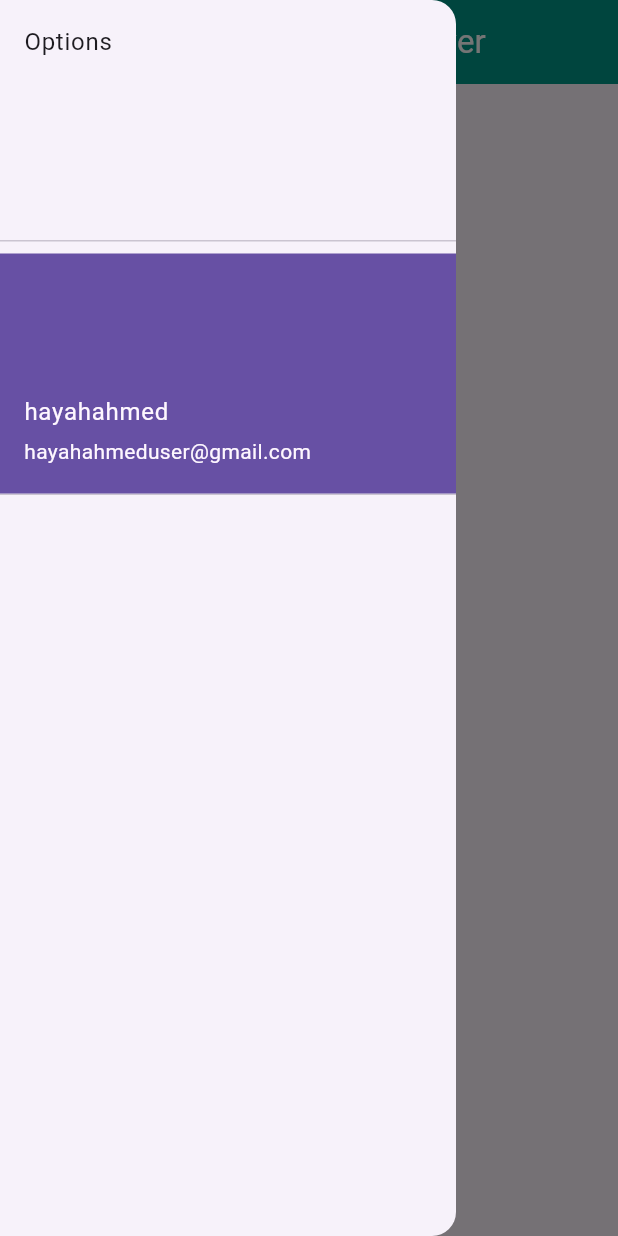
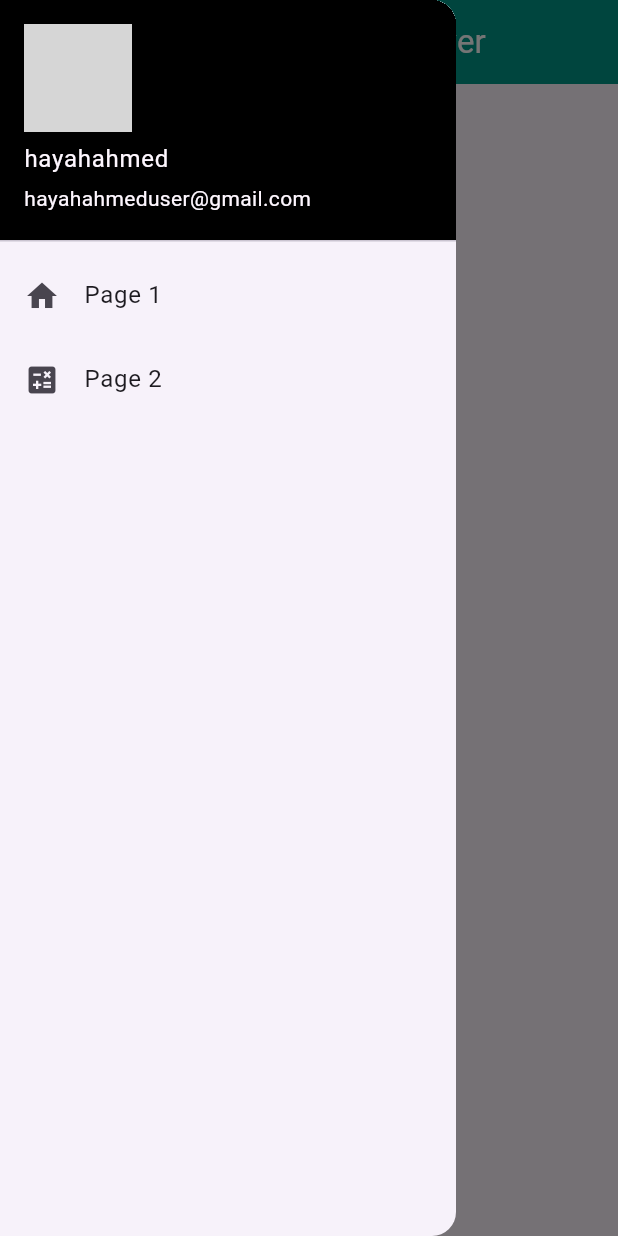
Before and after one commit to hayahahmed08/flutter_advanced_concepts, a Flutter app: the screen it shows after launch, with the side drawer open, on a phone screen of 412 x 824 dp. Run offline on Flutter 3.47's test engine with Material 3 defaults, Android fonts, the phone set to English and light mode, and no system bars; network calls fail; grey boxes are pictures that could not be loaded.

Commit message:
Update home_screem.dart

```diff
--- a/lib/home_screem.dart
+++ b/lib/home_screem.dart
@@ -29,14 +29,38 @@ class _HomeScreenState extends State<HomeScreen> {
       drawer: Drawer(
         child: SafeArea(
           child: ListView(
+            padding: EdgeInsets.zero,
             children: [
-              DrawerHeader(
-                child: Text('Options'),
-              ),
+              //DrawerHeader(
+                //child: Text('Options'),
+              //),
               UserAccountsDrawerHeader(
+                decoration: BoxDecoration(
+                  color: Colors.black,
+
+                ),
+                currentAccountPicture: CircleAvatar(
+                  backgroundImage: NetworkImage('https://cdn-icons-png.flaticon.com/512/25/25231.png'),
+                ),
                 accountName: Text('hayahahmed'),
                 accountEmail: Text('hayahahmeduser@gmail.com'),
               ),
+              ListTile(
+                leading: Icon(Icons.home),
+                title: Text('Page 1'),
+                onTap: (){
+                  Navigator.pushNamed(context, ScreenTwo.id);
+
+                },
+              ),
+              ListTile(
+                leading: Icon(Icons.calculate),
+                title: Text('Page 2'),
+                onTap: (){
+                  Navigator.pushNamed(context, HomeScreen.id);
+
+                },
+              )
             ],
           ),
         ),
```
